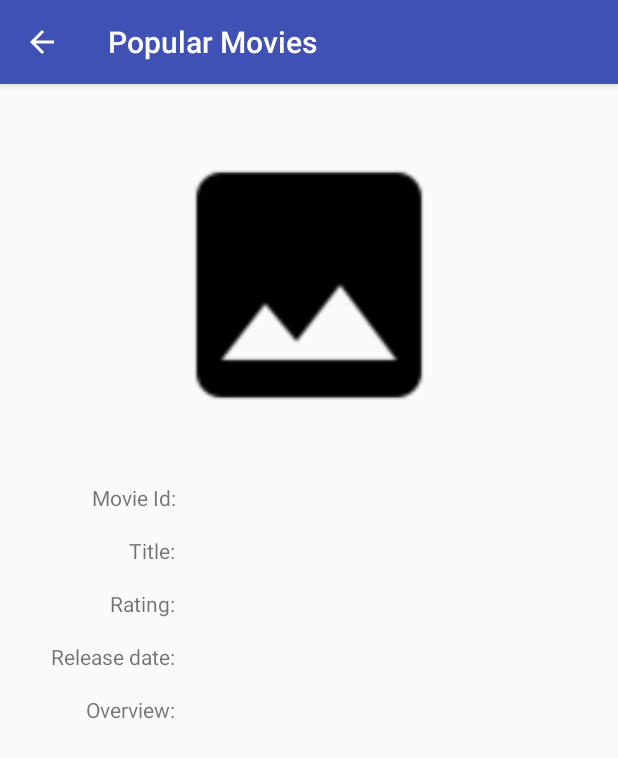
After one commit to applocker/popular-movies, an Android app: the DetailActivity screen opened directly, with no data from a screen before it, on a phone screen of 412 x 824 dp. The commit adds this screen. Shown: the top 758 px of the screen. Run offline under Robolectric (Android 15) with nearby library versions, the phone set to English and light mode, and no system bars; our stand-ins replace Picasso; pictures from the network do not load.

Commit message:
add popular movie detail activity

```diff
--- a/app/src/main/AndroidManifest.xml
+++ b/app/src/main/AndroidManifest.xml
@@ -21,6 +21,10 @@
             android:theme="@style/AppTheme.SettingsTheme">
         </activity>
 
+        <activity android:name=".DetailActivity"
+            android:parentActivityName=".MainActivity"
+            android:theme="@style/AppTheme.SettingsTheme">
+        </activity>
     </application>
 
 </manifest>
--- /dev/null
+++ b/app/src/main/java/com/dappslocker/popularmovies/DetailActivity.java
@@ -0,0 +1,63 @@
+package com.dappslocker.popularmovies;
+
+import android.content.Intent;
+import android.os.Bundle;
+import android.support.v7.app.AppCompatActivity;
+import android.widget.ImageView;
+import android.widget.TextView;
+
+import com.dappslocker.popularmovies.model.Movie;
+import com.dappslocker.popularmovies.utilities.NetworkUtils;
+import com.squareup.picasso.Picasso;
+
+/**
+ * Created by Tiwuya on 09/07/2018.
+ */
+
+public class DetailActivity extends AppCompatActivity {
+
+    private static final String POSITION_CLICKED = "position_clicked";
+    private TextView mTextViewMovieId;
+    private TextView mTextViewTitle;
+    private TextView mTextViewRating;
+    private TextView mTextViewReleaseDate;
+    private TextView mTextViewOverview;
+    private ImageView mImageViewMoviePoster;
+
+    //Use butterKnife to bind data
+
+    @Override
+    protected void onCreate(Bundle savedInstanceState) {
+        super.onCreate(savedInstanceState);
+        setContentView(R.layout.popular_movie_detail_activity);
+        mTextViewMovieId = (TextView)findViewById(R.id.textView_movie_id);
+        mTextViewTitle = (TextView)findViewById(R.id.textView_title);
+        mTextViewRating = (TextView)findViewById(R.id.textView_rating);
+        mTextViewReleaseDate = (TextView)findViewById(R.id.textView_release_date);
+        mTextViewOverview = (TextView)findViewById(R.id.textView_overview);
+        mImageViewMoviePoster = (ImageView) findViewById(R.id.imageView_movie_poster);
+        Intent intent = getIntent();
+
+        if(intent.hasExtra(POSITION_CLICKED)){
+            int position = intent.getIntExtra(POSITION_CLICKED,0);
+            dispalyDataForItemAtPosition(position);
+        }
+    }
+
+    private void dispalyDataForItemAtPosition(int position) {
+        Movie movie = ImageAdapter.getMovieAtPosition(position);
+        if(movie != null ){
+            mTextViewMovieId.setText(Integer.valueOf(movie.getmMovieID()).toString());
+            mTextViewTitle.setText(movie.getTitle());
+            mTextViewRating.setText(Double.valueOf(movie.getRating()).toString());
+            mTextViewReleaseDate.setText(movie.getReleaseDate());
+            mTextViewOverview.setText(movie.getOverview());
+            //load the image with picasso here using the poster url
+            String imgUrl = NetworkUtils.getPopularMoviesImagesUrlBase() + movie.getPosterUrl();
+            Picasso.with(getApplicationContext())
+                    .load(imgUrl)
+                    .placeholder(R.drawable.ic_image_black_48dp)
+                    .into(mImageViewMoviePoster);
+        }
+    }
+}
--- a/app/src/main/java/com/dappslocker/popularmovies/ImageAdapter.java
+++ b/app/src/main/java/com/dappslocker/popularmovies/ImageAdapter.java
@@ -19,7 +19,8 @@ import java.util.List;
  */
 public class ImageAdapter extends ArrayAdapter<Movie> {
     private Context mContext;
-    private List<Movie> movieList;
+
+    private static List<Movie> movieList;
 
     public ImageAdapter(Context c,List<Movie> movieList) {
         super(c,0,movieList);
@@ -64,4 +65,12 @@ public class ImageAdapter extends ArrayAdapter<Movie> {
         this.movieList = movieList;
         notifyDataSetChanged();
     }
+
+    public static Movie getMovieAtPosition(int position) {
+        if (movieList == null){
+            return null;
+        }
+        else
+            return movieList.get(position);
+    }
 }
--- a/app/src/main/java/com/dappslocker/popularmovies/MainActivity.java
+++ b/app/src/main/java/com/dappslocker/popularmovies/MainActivity.java
@@ -1,5 +1,6 @@
 package com.dappslocker.popularmovies;
 
+import android.content.Context;
 import android.content.Intent;
 import android.os.AsyncTask;
 import android.support.v7.app.AppCompatActivity;
@@ -34,16 +35,18 @@ public class MainActivity extends AppCompatActivity {
         display an error messages if we are unable to bring back the movie data
         add menu item to re load the image data
         Add settings activity to enable sorting by popular or top rated
+        Add detail activity
 
  */
     private  ImageAdapter mImageAdapter;
     private  GridView mGridview;
     private ProgressBar mLoadingIndicator;
     private LinearLayout mErrorLoadingImages;
+    private static final String POSITION_CLICKED = "position_clicked";
     @Override
     protected void onCreate(Bundle savedInstanceState) {
         super.onCreate(savedInstanceState);
-        setContentView(R.layout.activity_main);
+        setContentView(R.layout.popular_movie_main_activity);
         //COMPLETED create a custom adapter
         //COMPLETED load adapter with test data
         //COMPLETED Add a json parser for test data
@@ -59,8 +62,14 @@ public class MainActivity extends AppCompatActivity {
         mGridview.setOnItemClickListener(new AdapterView.OnItemClickListener() {
             public void onItemClick(AdapterView<?> parent, View v,
                                     int position, long id) {
-                Toast.makeText(MainActivity.this, "" + position,
-                        Toast.LENGTH_SHORT).show();
+               /* Toast.makeText(MainActivity.this, "" + position,
+                        Toast.LENGTH_SHORT).show();*/
+
+
+                Intent movieDetailIntent = new Intent(getApplicationContext(), DetailActivity.class);
+                // COMPLETED (1) Pass the weather to the DetailActivity
+                movieDetailIntent.putExtra(POSITION_CLICKED,position);
+                startActivity(movieDetailIntent);
             }
         });
         //loadTestData();
--- a/app/src/main/java/com/dappslocker/popularmovies/SettingsFragment.java
+++ b/app/src/main/java/com/dappslocker/popularmovies/SettingsFragment.java
@@ -44,7 +44,6 @@ public class SettingsFragment extends PreferenceFragmentCompat implements Shared
                 findPreference(key).setSummary(mListPreference.getEntries()[selectedIndex]);
                 //set the users preference
                 MoviePreferences.setPrefChoice(selectedIndex);
-                //save the new pref
             }
         }
         else {
--- a/app/src/main/java/com/dappslocker/popularmovies/data/MoviePreferences.java
+++ b/app/src/main/java/com/dappslocker/popularmovies/data/MoviePreferences.java
@@ -10,10 +10,10 @@ public class MoviePreferences {
     public static final String PREF_TOP_RATED = "toprated";
     private static final String DEFAULT_PREF_CHOICE = PREF_POPULAR;
     private static  String PrefChoice;
+
     public static String getDefaultPrefChoice() {
         return DEFAULT_PREF_CHOICE;
     }
-
 
     public static void setPrefChoice(int selectedIndex) {
         switch(selectedIndex){
--- a/app/src/main/java/com/dappslocker/popularmovies/model/Movie.java
+++ b/app/src/main/java/com/dappslocker/popularmovies/model/Movie.java
@@ -50,12 +50,12 @@ public class Movie implements Parcelable{
         this.mPosterUrl = mPosterUrl;
     }
 
-    public String getOvervie() {
+    public String getOverview() {
         return mOverview;
     }
 
-    public void setOvervie(String mOvervie) {
-        this.mOverview = mOvervie;
+    public void setOverview(String mOverview) {
+        this.mOverview = mOverview;
     }
 
     public double getRating() {
--- a/app/src/main/java/com/dappslocker/popularmovies/utilities/NetworkUtils.java
+++ b/app/src/main/java/com/dappslocker/popularmovies/utilities/NetworkUtils.java
@@ -36,8 +36,8 @@ public final class NetworkUtils {
     private static final String POPULAR_ENDPOINT = "popular";
     private static final String TOP_RATED_ENDPOINT = "top_rated";
     private static final String KEY_PARAM = "api_key";
-
     private static final String POPULAR_MOVIES_IMAGES_URL_BASE ="http://image.tmdb.org/t/p/w185/";
+    private static final String POPULAR_MOVIES_IMAGES_URL_BASE_DETAIL ="http://image.tmdb.org/t/p/w342/";
 
     public static URL buildUrl(String pref) {
         String endPoint;
@@ -87,4 +87,9 @@ public final class NetworkUtils {
     public static String getPopularMoviesImagesUrlBase() {
         return POPULAR_MOVIES_IMAGES_URL_BASE;
     }
+
+    public static String getPopularMoviesImagesUrlBaseDetail() {
+        return POPULAR_MOVIES_IMAGES_URL_BASE_DETAIL;
+    }
+
 }
--- a/app/src/main/res/layout/grid_view_item.xml
+++ b/app/src/main/res/layout/grid_view_item.xml
@@ -4,5 +4,6 @@
         android:id="@+id/imageView_grid_item"
         android:layout_width="85dp"
         android:layout_height="85dp"
+        android:contentDescription="@string/grid_view_image_description"
         android:padding="8dp"
         android:scaleType="centerCrop" />
--- /dev/null
+++ b/app/src/main/res/layout/popular_movie_detail_activity.xml
@@ -0,0 +1,184 @@
+<?xml version="1.0" encoding="utf-8"?>
+<ScrollView xmlns:android="http://schemas.android.com/apk/res/android"
+    xmlns:app="http://schemas.android.com/apk/res-auto"
+    xmlns:tools="http://schemas.android.com/tools"
+    android:layout_width="match_parent"
+    android:layout_height="wrap_content">
+    <android.support.constraint.ConstraintLayout
+    android:layout_width="match_parent"
+    android:layout_height="match_parent">
+
+    <ImageView
+        android:id="@+id/imageView_movie_poster"
+        android:layout_width="200dp"
+        android:layout_height="200dp"
+        android:layout_marginBottom="16dp"
+        android:layout_marginEnd="16dp"
+        android:layout_marginStart="16dp"
+        android:layout_marginTop="16dp"
+        android:contentDescription="@string/grid_view_image_description"
+        android:cropToPadding="false"
+        android:scaleType="centerCrop"
+        app:layout_constraintBottom_toTopOf="@+id/guideline_horizontal"
+        app:layout_constraintEnd_toEndOf="parent"
+        app:layout_constraintStart_toStartOf="parent"
+        app:layout_constraintTop_toTopOf="parent"
+        app:layout_constraintVertical_bias="1.0"
+        app:srcCompat="@drawable/ic_image_black_48dp" />
+
+    <android.support.constraint.Guideline
+        android:id="@+id/guideline_horizontal"
+        android:layout_width="wrap_content"
+        android:layout_height="wrap_content"
+        android:orientation="horizontal"
+        app:layout_constraintGuide_begin="250dp" />
+
+    <android.support.constraint.Guideline
+        android:id="@+id/guideline_vertical"
+        android:layout_width="wrap_content"
+        android:layout_height="wrap_content"
+        android:orientation="vertical"
+        app:layout_constraintGuide_begin="125dp" />
+
+        <TextView
+            android:id="@+id/textView_movie_id_label"
+            android:layout_width="0dp"
+            android:layout_height="wrap_content"
+            android:layout_marginEnd="8dp"
+            android:layout_marginStart="8dp"
+            android:layout_marginTop="16dp"
+            android:text="@string/movie_id"
+            android:textAlignment="textEnd"
+            app:layout_constraintEnd_toStartOf="@+id/guideline_vertical"
+            app:layout_constraintStart_toStartOf="parent"
+            app:layout_constraintTop_toTopOf="@+id/guideline_horizontal" />
+
+        <TextView
+            android:id="@+id/textView_movie_id"
+            android:layout_width="0dp"
+            android:layout_height="19dp"
+            android:layout_marginEnd="8dp"
+            android:layout_marginStart="8dp"
+            android:layout_marginTop="16dp"
+            android:text="@string/blank_text"
+            app:layout_constraintEnd_toEndOf="parent"
+            app:layout_constraintStart_toStartOf="@+id/guideline_vertical"
+            app:layout_constraintTop_toTopOf="@+id/guideline_horizontal"
+            tools:layout_marginEnd="16dp"
+            tools:layout_marginStart="8dp" />
+
+        <TextView
+            android:id="@+id/textView_title_label"
+            android:layout_width="0dp"
+            android:layout_height="wrap_content"
+            android:layout_marginEnd="8dp"
+            android:layout_marginStart="8dp"
+            android:layout_marginTop="16dp"
+            android:text="@string/movie_title"
+            android:textAlignment="textEnd"
+            app:layout_constraintEnd_toStartOf="@+id/guideline_vertical"
+            app:layout_constraintStart_toStartOf="parent"
+            app:layout_constraintTop_toBottomOf="@+id/textView_movie_id_label" />
+
+        <TextView
+            android:id="@+id/textView_title"
+            android:layout_width="0dp"
+            android:layout_height="wrap_content"
+            android:layout_marginEnd="8dp"
+            android:layout_marginStart="8dp"
+            android:layout_marginTop="16dp"
+            android:text="@string/blank_text"
+            app:layout_constraintEnd_toEndOf="parent"
+            app:layout_constraintStart_toStartOf="@+id/guideline_vertical"
+            app:layout_constraintTop_toBottomOf="@+id/textView_movie_id"
+            tools:layout_marginEnd="16dp"
+            tools:layout_marginStart="8dp" />
+
+        <TextView
+            android:id="@+id/textView_rating_label"
+            android:layout_width="0dp"
+            android:layout_height="wrap_content"
+            android:layout_marginEnd="8dp"
+            android:layout_marginStart="8dp"
+            android:layout_marginTop="16dp"
+            android:text="@string/movie_rating"
+            android:textAlignment="textEnd"
+            app:layout_constraintEnd_toStartOf="@+id/guideline_vertical"
+            app:layout_constraintStart_toStartOf="parent"
+            app:layout_constraintTop_toBottomOf="@+id/textView_title_label"
+            tools:layout_marginEnd="8dp"
+            tools:layout_marginStart="16dp" />
+
+        <TextView
+            android:id="@+id/textView_rating"
+            android:layout_width="0dp"
+            android:layout_height="wrap_content"
+            android:layout_marginEnd="8dp"
+            android:layout_marginStart="8dp"
+            android:layout_marginTop="16dp"
+            android:text="@string/blank_text"
+            app:layout_constraintEnd_toEndOf="parent"
+            app:layout_constraintStart_toStartOf="@+id/guideline_vertical"
+            app:layout_constraintTop_toBottomOf="@+id/textView_title"
+            tools:layout_marginEnd="16dp"
+            tools:layout_marginStart="8dp" />
+
+        <TextView
+            android:id="@+id/textView_release_date_label"
+            android:layout_width="0dp"
+            android:layout_height="wrap_content"
+            android:layout_marginEnd="8dp"
+            android:layout_marginStart="8dp"
+            android:layout_marginTop="16dp"
+            android:text="@string/movie_release_date"
+            android:textAlignment="textEnd"
+            app:layout_constraintEnd_toStartOf="@+id/guideline_vertical"
+            app:layout_constraintStart_toStartOf="parent"
+            app:layout_constraintTop_toBottomOf="@+id/textView_rating_label" />
+
+        <TextView
+            android:id="@+id/textView_release_date"
+            android:layout_width="0dp"
+            android:layout_height="wrap_content"
+            android:layout_marginEnd="8dp"
+            android:layout_marginStart="8dp"
+            android:layout_marginTop="16dp"
+            android:text="@string/blank_text"
+            app:layout_constraintEnd_toEndOf="parent"
+            app:layout_constraintStart_toStartOf="@+id/guideline_vertical"
+            app:layout_constraintTop_toBottomOf="@+id/textView_rating"
+            tools:layout_marginEnd="16dp"
+            tools:layout_marginStart="8dp" />
+
+        <TextView
+            android:id="@+id/textView_overview_label"
+            android:layout_width="0dp"
+            android:layout_height="wrap_content"
+            android:layout_marginEnd="8dp"
+            android:layout_marginStart="8dp"
+            android:layout_marginTop="16dp"
+            android:text="@string/movie_overview"
+            android:textAlignment="textEnd"
+            app:layout_constraintEnd_toStartOf="@+id/guideline_vertical"
+            app:layout_constraintStart_toStartOf="parent"
+            app:layout_constraintTop_toBottomOf="@+id/textView_release_date_label"
+            tools:layout_marginEnd="8dp"
+            tools:layout_marginStart="16dp" />
+
+        <TextView
+            android:id="@+id/textView_overview"
+            android:layout_width="0dp"
+            android:layout_height="wrap_content"
+            android:layout_marginEnd="8dp"
+            android:layout_marginStart="8dp"
+            android:layout_marginTop="16dp"
+            android:text="@string/blank_text"
+            app:layout_constraintEnd_toEndOf="parent"
+            app:layout_constraintHorizontal_bias="0.0"
+            app:layout_constraintStart_toStartOf="@+id/guideline_vertical"
+            app:layout_constraintTop_toBottomOf="@+id/textView_release_date"
+            tools:layout_marginEnd="16dp"
+            tools:layout_marginStart="8dp" />
+
+</android.support.constraint.ConstraintLayout>
+    </ScrollView>
--- a/app/src/main/res/values/strings.xml
+++ b/app/src/main/res/values/strings.xml
@@ -13,4 +13,11 @@
     <string name="popular_movie_choice_list_pref_key">list_pref_key</string>
     <string name="popular_movie_default_choice">popular</string>
     <string name="action_settings">Settings</string>
+    <string name="grid_view_image_description">Movie Image</string>
+    <string name="movie_id">Movie Id: </string>
+    <string name="blank_text" />
+    <string name="movie_title">Title: </string>
+    <string name="movie_overview">Overview: </string>
+    <string name="movie_rating">Rating: </string>
+    <string name="movie_release_date">Release date: </string>
 </resources>
```
Also changed, not shown: app/src/main/res/layout/popular_movie_main_activity.xml (renamed from app/src/main/res/layout/activity_main.xml).
